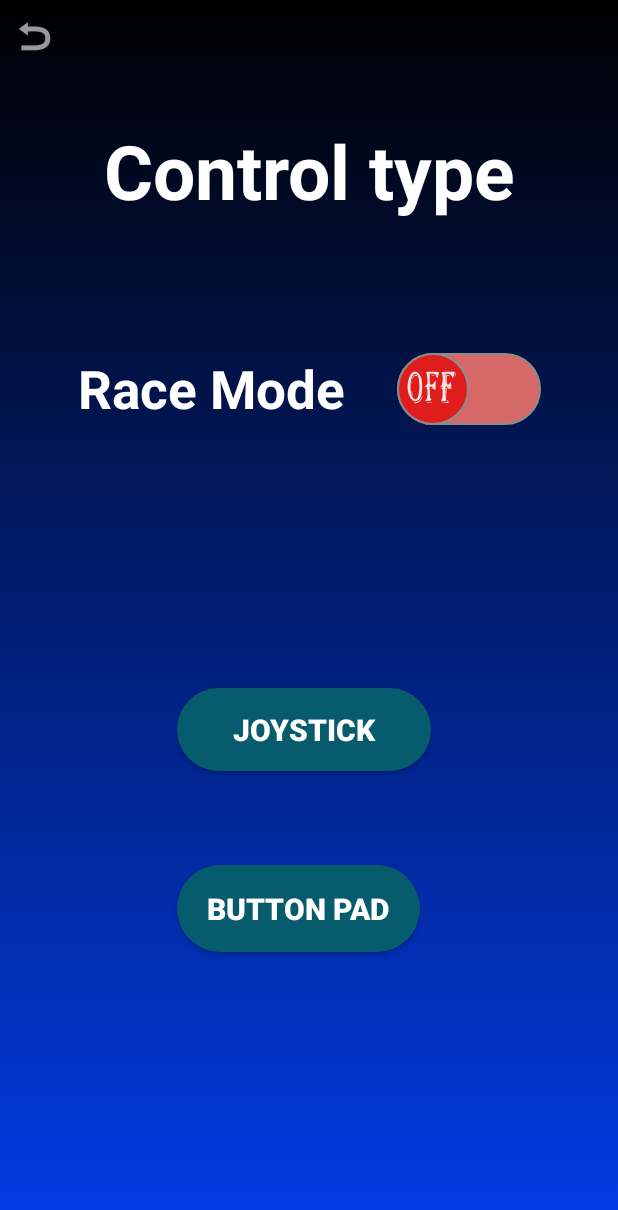
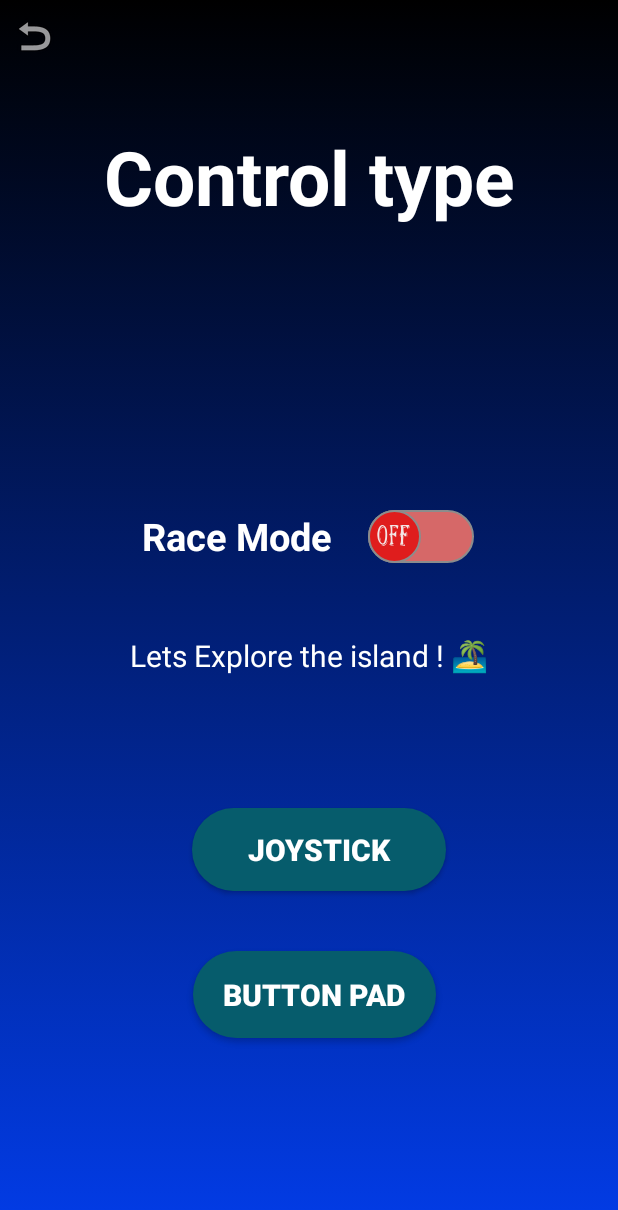
Before and after one commit to DIT113-V22/group-08, an Android app: the ControlChoice screen opened directly, with no data from a screen before it, on a phone screen of 412 x 824 dp. Shown: the top 1210 px of the screen. Run offline under Robolectric (Android 15) with nearby library versions, the phone set to English and light mode, and no system bars.

Commit message:
A switch mode button has been added to the controlChoice. If the RaceMode is off, we are in the explore mode and a text is display for each mode. If the race mode is off the timer, pause button and reset button are set to invisible and are disabled.
Closes related issue: #75

```diff
--- a/Android/islandRush/app/src/main/java/com/quinstedt/islandRush/Utils.java
+++ b/Android/islandRush/app/src/main/java/com/quinstedt/islandRush/Utils.java
@@ -25,6 +25,9 @@ public class Utils {
     public static final int CROSSED_FINGERS =0x1F91E;
     public static final int APPLAUSE = 0x1F44F;
     public static final int TIME_EMOJI = 0x23F3;
+    public static final int ISLAND = 0x1F3DD;
+    public static final int RACE = 	0x1F3C1;
+
 
     public static String getEmoji(int unicode){
         return new String(Character.toChars(unicode));
--- a/Android/islandRush/app/src/main/java/com/quinstedt/islandRush/activityClasses/ControlChoice.java
+++ b/Android/islandRush/app/src/main/java/com/quinstedt/islandRush/activityClasses/ControlChoice.java
@@ -10,7 +10,10 @@ import android.view.animation.Animation;
 import android.widget.Button;
 import android.widget.CompoundButton;
 import android.widget.ImageButton;
+import android.widget.TextView;
+
 import com.quinstedt.islandRush.R;
+import com.quinstedt.islandRush.Utils;
 
 public class ControlChoice extends AppCompatActivity {
 
@@ -23,6 +26,10 @@ public class ControlChoice extends AppCompatActivity {
     protected void onCreate(Bundle savedInstanceState) {
         super.onCreate(savedInstanceState);
         setContentView(R.layout.activity_control_choice);
+
+        TextView mode = findViewById(R.id.modeText);
+        String islandEmoji = Utils.getEmoji(Utils.ISLAND);
+        mode.setText("Lets Explore the island ! " + islandEmoji);
 
         ConstraintLayout layout = findViewById(R.id.controlChoice);
         AnimationDrawable animationBackground = (AnimationDrawable) layout.getBackground();
@@ -44,8 +51,12 @@ public class ControlChoice extends AppCompatActivity {
             public void onCheckedChanged(CompoundButton compoundButton, boolean raceModeIsON) {
                 if(raceModeIsON){
                     isOnRaceMode = true;
+                    String race = Utils.getEmoji(Utils.RACE);
+                    mode.setText("Lets Race. "+ race + " Good Luck!");
                 }else{
                     isOnRaceMode = false;
+                    String islandEmoji = Utils.getEmoji(Utils.ISLAND);
+                    mode.setText("Lets Explore the island ! " + islandEmoji);
                 }
             }
         });
--- a/Android/islandRush/app/src/main/res/drawable/thumb_off.xml
+++ b/Android/islandRush/app/src/main/res/drawable/thumb_off.xml
@@ -5,8 +5,8 @@
             <solid android:color="#DF1D1D"/>
             <stroke android:width="1dp"
                 android:color="#8c8c8c"/>
-            <size android:width="48dp"
-                android:height="48dp"/>
+            <size android:width="35dp"
+                android:height="35dp"/>
         </shape>
     </item>
     <item android:drawable="@drawable/ic_off"
--- a/Android/islandRush/app/src/main/res/drawable/thumb_on.xml
+++ b/Android/islandRush/app/src/main/res/drawable/thumb_on.xml
@@ -3,8 +3,8 @@
     <item android:state_checked="true">
         <shape android:shape="oval">
             <solid android:color="#1BA81B"/>
-            <size android:width="48dp"
-                android:height="48dp"/>
+            <size android:width="35dp"
+                android:height="35dp"/>
             <stroke android:width="1dp"
                 android:color="#8c8c8c"/>
         </shape>
--- a/Android/islandRush/app/src/main/res/layout-land/activity_control_choice.xml
+++ b/Android/islandRush/app/src/main/res/layout-land/activity_control_choice.xml
@@ -12,51 +12,48 @@
         android:id="@+id/titleControlChoice"
         android:layout_width="wrap_content"
         android:layout_height="wrap_content"
-        android:layout_marginTop="16dp"
+        android:layout_marginTop="32dp"
         android:text="Control type"
         android:textColor="@color/white"
         android:textSize="50sp"
         android:textStyle="bold"
         app:layout_constraintEnd_toEndOf="parent"
-        app:layout_constraintHorizontal_bias="0.47"
+        app:layout_constraintHorizontal_bias="0.135"
         app:layout_constraintStart_toStartOf="parent"
         app:layout_constraintTop_toTopOf="parent" />
 
+
     <Button
         android:id="@+id/button_joystick"
-        android:background="@drawable/main_buttons"
         android:layout_width="169dp"
         android:layout_height="55dp"
-        android:layout_marginStart="10dp"
-        android:layout_marginEnd="5dp"
+        android:layout_marginEnd="50dp"
+        android:layout_marginBottom="72dp"
+        android:background="@drawable/main_buttons"
         android:text="Joystick"
         android:textColor="@color/white"
         android:textSize="20sp"
         android:textStyle="bold"
         app:layout_constraintBottom_toBottomOf="parent"
         app:layout_constraintEnd_toStartOf="@+id/button_control"
+        app:layout_constraintHorizontal_bias="0.807"
         app:layout_constraintStart_toStartOf="parent"
         app:layout_constraintTop_toTopOf="parent"
-        app:layout_constraintVertical_bias="0.6" />
+        app:layout_constraintVertical_bias="1.0" />
 
     <Button
         android:id="@+id/button_control"
-        android:background="@drawable/main_buttons"
         android:layout_width="162dp"
         android:layout_height="58dp"
-        android:layout_marginStart="10dp"
-        android:layout_marginEnd="10dp"
+        android:layout_marginEnd="112dp"
+        android:layout_marginBottom="72dp"
+        android:background="@drawable/main_buttons"
         android:text="Button"
         android:textColor="@color/white"
         android:textSize="20sp"
         android:textStyle="bold"
         app:layout_constraintBottom_toBottomOf="parent"
-        app:layout_constraintEnd_toEndOf="parent"
-        app:layout_constraintStart_toEndOf="@+id/button_joystick"
-        app:layout_constraintTop_toTopOf="parent"
-        app:layout_constraintVertical_bias="0.606" />
-
-
+        app:layout_constraintEnd_toEndOf="parent" />
 
     <ImageButton
         android:id="@+id/controlChoice_escapeHash"
@@ -68,4 +65,39 @@
         app:layout_constraintTop_toTopOf="parent"
         app:srcCompat="@android:drawable/ic_menu_revert" />
 
+
+    <androidx.appcompat.widget.SwitchCompat
+        android:id="@+id/raceMode"
+        android:layout_width="wrap_content"
+        android:layout_height="47dp"
+        android:layout_marginTop="16dp"
+        android:layout_marginBottom="8dp"
+        android:text="Race Mode    "
+        android:textColor="@color/white"
+        android:textSize="35sp"
+        android:textStyle="bold"
+        android:thumb="@drawable/thumb"
+        app:layout_constraintBottom_toTopOf="@+id/modeText"
+        app:layout_constraintEnd_toEndOf="parent"
+        app:layout_constraintHorizontal_bias="0.114"
+        app:layout_constraintStart_toStartOf="parent"
+        app:layout_constraintTop_toBottomOf="@+id/titleControlChoice"
+        app:track="@drawable/track" />
+
+    <TextView
+        android:id="@+id/modeText"
+        android:layout_width="wrap_content"
+        android:layout_height="27dp"
+        android:layout_marginTop="8dp"
+        android:layout_marginBottom="24dp"
+        android:textAppearance="?android:attr/text"
+        android:textColor="@color/white"
+        android:textSize="20sp"
+        app:layout_constraintBottom_toTopOf="@+id/button_joystick"
+        app:layout_constraintEnd_toEndOf="parent"
+        app:layout_constraintHorizontal_bias="0.211"
+        app:layout_constraintStart_toStartOf="parent"
+        app:layout_constraintTop_toBottomOf="@+id/raceMode"
+        app:layout_constraintVertical_bias="0.986" />
+
 </androidx.constraintlayout.widget.ConstraintLayout>
--- a/Android/islandRush/app/src/main/res/layout/activity_control_choice.xml
+++ b/Android/islandRush/app/src/main/res/layout/activity_control_choice.xml
@@ -13,34 +13,37 @@
         android:layout_width="wrap_content"
         android:layout_height="wrap_content"
         android:layout_marginTop="80dp"
+        android:layout_marginBottom="8dp"
         android:text="@string/control_type"
         android:textColor="@color/white"
         android:textSize="50sp"
         android:textStyle="bold"
+        app:layout_constraintBottom_toTopOf="@+id/raceMode"
         app:layout_constraintEnd_toEndOf="parent"
         app:layout_constraintStart_toStartOf="parent"
-        app:layout_constraintTop_toTopOf="parent" />
+        app:layout_constraintTop_toTopOf="parent"
+        app:layout_constraintVertical_bias="0.02" />
 
     <Button
         android:id="@+id/button_joystick"
         android:layout_width="169dp"
         android:layout_height="55dp"
+        android:layout_marginBottom="40dp"
         android:background="@drawable/main_buttons"
         android:text="@string/joystick"
         android:textColor="@color/white"
         android:textSize="20sp"
         android:textStyle="bold"
-        app:layout_constraintBottom_toBottomOf="parent"
+        app:layout_constraintBottom_toTopOf="@+id/button_control"
         app:layout_constraintEnd_toEndOf="parent"
-        app:layout_constraintHorizontal_bias="0.487"
-        app:layout_constraintStart_toStartOf="parent"
-        app:layout_constraintTop_toTopOf="parent"
-        app:layout_constraintVertical_bias="0.597" />
+        app:layout_constraintHorizontal_bias="0.528"
+        app:layout_constraintStart_toStartOf="parent" />
 
     <Button
         android:id="@+id/button_control"
         android:layout_width="162dp"
         android:layout_height="58dp"
+        android:layout_marginBottom="132dp"
         android:background="@drawable/main_buttons"
         android:text="@string/button_pad"
         android:textColor="@color/white"
@@ -48,10 +51,8 @@
         android:textStyle="bold"
         app:layout_constraintBottom_toBottomOf="parent"
         app:layout_constraintEnd_toEndOf="parent"
-        app:layout_constraintHorizontal_bias="0.473"
-        app:layout_constraintStart_toStartOf="parent"
-        app:layout_constraintTop_toTopOf="parent"
-        app:layout_constraintVertical_bias="0.753" />
+        app:layout_constraintHorizontal_bias="0.514"
+        app:layout_constraintStart_toStartOf="parent" />
 
     <ImageButton
         android:id="@+id/controlChoice_escapeHash"
@@ -68,18 +69,29 @@
         android:id="@+id/raceMode"
         android:layout_width="wrap_content"
         android:layout_height="wrap_content"
-        android:layout_marginTop="88dp"
-        android:textSize="35sp"
+        android:layout_marginBottom="48dp"
         android:text="Race Mode    "
         android:textColor="@color/white"
+        android:textSize="25sp"
         android:textStyle="bold"
         android:thumb="@drawable/thumb"
+        app:layout_constraintBottom_toTopOf="@+id/modeText"
+        app:layout_constraintEnd_toEndOf="parent"
+        app:layout_constraintHorizontal_bias="0.497"
+        app:layout_constraintStart_toStartOf="parent"
+        app:track="@drawable/track" />
+
+    <TextView
+        android:id="@+id/modeText"
+        android:layout_width="wrap_content"
+        android:layout_height="wrap_content"
+        android:layout_marginBottom="88dp"
+        android:textAppearance="?android:attr/text"
+        android:textColor="@color/white"
+        android:textSize="20sp"
         app:layout_constraintBottom_toTopOf="@+id/button_joystick"
         app:layout_constraintEnd_toEndOf="parent"
-        app:layout_constraintStart_toStartOf="parent"
-        app:layout_constraintTop_toBottomOf="@+id/titleControlChoice"
-        app:layout_constraintVertical_bias="0.0"
-        app:track="@drawable/track" />
+        app:layout_constraintStart_toStartOf="parent" />
 
 
 </androidx.constraintlayout.widget.ConstraintLayout>
```
